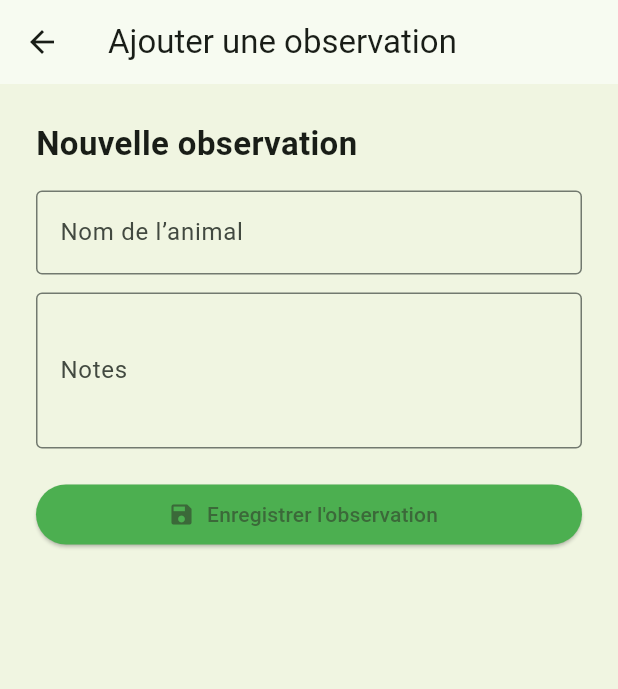
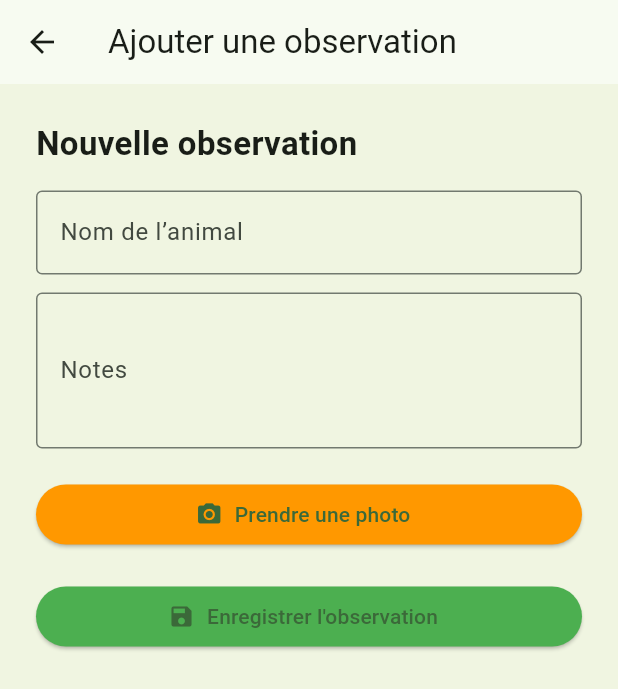
Before and after one commit to Cojay77/telefaune, a Flutter app: the AddObservationScreen screen opened directly, on a phone screen of 412 x 824 dp. Shown: the top 689 px of the screen. Run offline on Flutter 3.47's test engine with Material 3 defaults, Android fonts, the light colour scheme and no system bars; our stand-ins replace cloud_firestore, firebase_auth, firebase_core, firebase_storage, image_picker; accounts and stored records are empty; Roboto replaces fonts that are missing (Verdana).

```diff
--- a/lib/screens/add_observation_screen.dart
+++ b/lib/screens/add_observation_screen.dart
@@ -1,6 +1,8 @@
 import 'package:cloud_firestore/cloud_firestore.dart';
+import 'package:firebase_storage/firebase_storage.dart';
 import 'package:flutter/material.dart';
 import 'package:firebase_auth/firebase_auth.dart';
+import 'package:image_picker/image_picker.dart';
 
 class AddObservationScreen extends StatefulWidget {
   const AddObservationScreen({super.key});
@@ -14,6 +16,8 @@ class _AddObservationScreenState extends State<AddObservationScreen> {
   final especeController = TextEditingController();
   final notesController = TextEditingController();
   String? confirmation;
+  XFile? _imageFile;
+  String? _photoUrl;
 
   Future<void> saveObservation() async {
     final uid = FirebaseAuth.instance.currentUser?.uid;
@@ -22,6 +26,7 @@ class _AddObservationScreenState extends State<AddObservationScreen> {
     await FirebaseFirestore.instance.collection('observations').add({
       'espece': especeController.text.trim(),
       'notes': notesController.text.trim(),
+      'photoUrl': _photoUrl ?? '',
       'utilisateurId': uid,
       'date': DateTime.now(),
     });
@@ -29,6 +34,23 @@ class _AddObservationScreenState extends State<AddObservationScreen> {
     setState(() => confirmation = "Observation enregistrée ✅");
     especeController.clear();
     notesController.clear();
+  }
+
+  ImagePicker _picker = ImagePicker();
+
+  Future<void> pickAndUploadPhoto() async {
+    final pickedFile = await _picker.pickImage(source: ImageSource.camera);
+    if (pickedFile != null) {
+      final fileName = "${DateTime.now().millisecondsSinceEpoch}.jpg";
+      final storageRef =
+          FirebaseStorage.instance.ref().child("observations/$fileName");
+      await storageRef.putData(await pickedFile.readAsBytes());
+      final url = await storageRef.getDownloadURL();
+      setState(() {
+        _imageFile = pickedFile;
+        _photoUrl = url;
+      });
+    }
   }
 
   @override
@@ -60,6 +82,20 @@ class _AddObservationScreenState extends State<AddObservationScreen> {
                 decoration: const InputDecoration(
                     labelText: 'Notes', border: OutlineInputBorder()),
               ),
+              const SizedBox(
+                height: 20,
+              ),
+              ElevatedButton.icon(
+                onPressed: pickAndUploadPhoto,
+                icon: const Icon(Icons.photo_camera),
+                label: const Text("Prendre une photo"),
+                style: ElevatedButton.styleFrom(backgroundColor: Colors.orange),
+              ),
+              if (_imageFile != null)
+                Padding(
+                  padding: const EdgeInsets.symmetric(vertical: 12),
+                  child: Image.network(_imageFile!.path, height: 200),
+                ),
               const SizedBox(height: 20),
               ElevatedButton.icon(
                 onPressed: () {
--- a/pubspec.yaml
+++ b/pubspec.yaml
@@ -15,6 +15,7 @@ dependencies:
   cloud_firestore: ^4.0.0
   image_picker: ^1.0.4
   firebase_storage: ^11.0.0
+  geolocator: ^10.0.0
 
 dev_dependencies:
   flutter_test:
```
Also changed, not shown: pubspec.lock, 12 other files.
